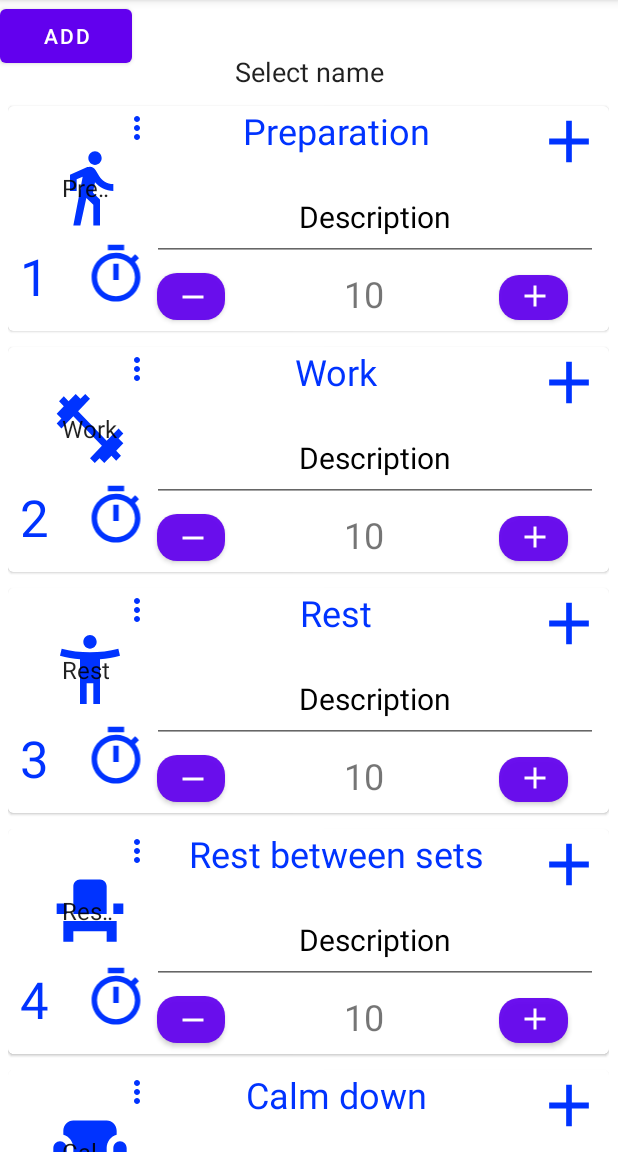
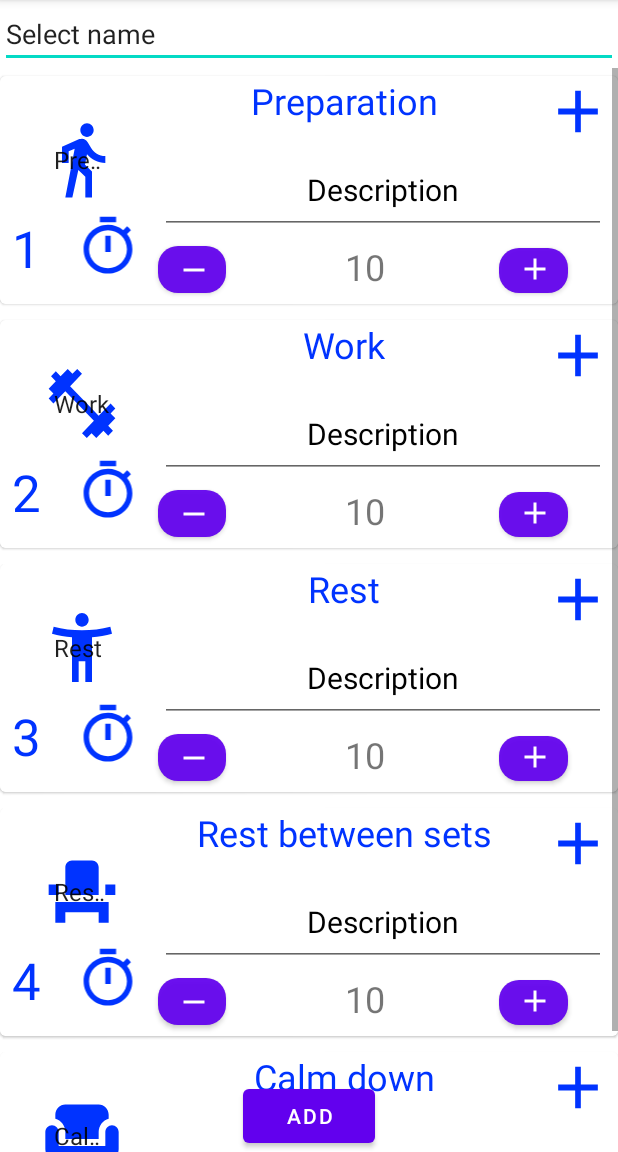
Before and after one commit to Matvey-Makaro/Android, an Android app: the screen it shows after launch (TrainingSettingsActivity), after a tap on "ADD", on a phone screen of 412 x 824 dp, the part 84-1236 px from its top. Run offline under Robolectric (Android 15) with nearby library versions, the phone set to English and light mode, and no system bars; our stand-ins replace Room's generated code.

Commit message:
Final commit.

```diff
--- a/app/src/main/java/com/example/tabatatimer/adapters/IntervalsAdapter.kt
+++ b/app/src/main/java/com/example/tabatatimer/adapters/IntervalsAdapter.kt
@@ -31,7 +31,6 @@ class IntervalsAdapter(
         val description : EditText = view.findViewById(com.example.tabatatimer.R.id.descriptionEditText)
         val curIntervalType : TextView = view.findViewById(com.example.tabatatimer.R.id.curIntervalTypeTextView)
         val addSpinner: Spinner = view.findViewById(com.example.tabatatimer.R.id.addSpinner)
-        val dragView : ImageView = view.findViewById(com.example.tabatatimer.R.id.additionalSpinImageSelect)
         val layout: ConstraintLayout = view.findViewById(com.example.tabatatimer.R.id.intervalConstraintLayout)
     }
 
--- a/app/src/main/java/com/example/tabatatimer/database/models/Training.kt
+++ b/app/src/main/java/com/example/tabatatimer/database/models/Training.kt
@@ -102,7 +102,7 @@ class TrainingWithIntervals(
                 Interval(0, id, TrainingActionType.WORK, 10, "", 2),
                 Interval(0, id, TrainingActionType.REST, 10, "", 3),
                 Interval(0, id, TrainingActionType.REST_BETWEEN_SETS, 10, "", 4),
-                Interval(0, id, TrainingActionType.CALM_DOWN, 0,"", 5)
+                Interval(0, id, TrainingActionType.CALM_DOWN, 10,"", 5)
             )
         }
     }
--- a/app/src/main/res/layout/activity_timer.xml
+++ b/app/src/main/res/layout/activity_timer.xml
@@ -86,7 +86,8 @@
         android:id="@+id/intervalsInTimerRecyclerView"
         android:layout_width="0dp"
         android:layout_height="wrap_content"
-        android:layout_marginTop="400dp"
+        android:layout_marginTop="500dp"
+        android:layout_marginBottom="4dp"
         android:scrollbars="vertical"
         app:layoutManager="LinearLayoutManager"
         app:layout_constraintBottom_toTopOf="@+id/intervalsCountTextView"
@@ -105,10 +106,10 @@
         android:textSize="96sp"
         app:layout_constraintBottom_toTopOf="@+id/intervalsInTimerRecyclerView"
         app:layout_constraintEnd_toEndOf="parent"
-        app:layout_constraintHorizontal_bias="0.498"
+        app:layout_constraintHorizontal_bias="0.468"
         app:layout_constraintStart_toStartOf="parent"
-        app:layout_constraintTop_toBottomOf="@+id/overallLeftTimeTextView"
-        app:layout_constraintVertical_bias="0.0" />
+        app:layout_constraintTop_toBottomOf="@+id/currentIntervalNameTextView"
+        app:layout_constraintVertical_bias="0.39" />
 
     <TextView
         android:id="@+id/currentIntervalNameTextView"
--- a/app/src/main/res/layout/activity_training_settings.xml
+++ b/app/src/main/res/layout/activity_training_settings.xml
@@ -5,39 +5,91 @@
     xmlns:tools="http://schemas.android.com/tools"
     android:layout_width="match_parent"
     android:layout_height="match_parent"
-    tools:context=".TrainingSettingsActivity">
+    tools:context=".MainActivity">
 
-    <EditText
-        android:id="@+id/trainingNameEditText"
-        android:layout_width="wrap_content"
-        android:layout_height="wrap_content"
-        android:inputType="text"
-        android:minHeight="64dp"
-        android:text="Training name"
-        app:layout_constraintBottom_toBottomOf="parent"
-        app:layout_constraintEnd_toEndOf="parent"
-        app:layout_constraintStart_toStartOf="parent"
-        app:layout_constraintTop_toTopOf="parent"
-        app:layout_constraintVertical_bias="0.023"
-        tools:visibility="visible" />
+    <LinearLayout
+        android:id="@+id/linearLayout"
+        android:layout_width="match_parent"
+        android:layout_height="match_parent"
+        android:orientation="vertical">
 
-    <androidx.recyclerview.widget.RecyclerView
-        android:id="@+id/intervalsRecyclerView"
-        android:layout_width="wrap_content"
-        android:layout_height="wrap_content"
-        android:layout_marginTop="130dp"
-        app:layout_constraintBottom_toBottomOf="parent"
-        app:layout_constraintEnd_toEndOf="parent"
-        app:layout_constraintHorizontal_bias="0.498"
-        app:layout_constraintStart_toStartOf="parent"
-        app:layout_constraintTop_toTopOf="parent"
-        app:layout_constraintVertical_bias="0.499" />
+        <EditText
+            android:id="@+id/trainingNameEditText"
+            android:layout_width="match_parent"
+            android:layout_height="wrap_content"
+            android:text="Workout name" />
+
+        <androidx.recyclerview.widget.RecyclerView
+            android:id="@+id/intervalsRecyclerView"
+            android:layout_width="match_parent"
+            android:layout_height="match_parent"
+            android:scrollbars="vertical"
+            app:layoutManager="LinearLayoutManager" />
+    </LinearLayout>
 
     <Button
         android:id="@+id/addIntervalButton"
         android:layout_width="wrap_content"
         android:layout_height="wrap_content"
-        android:text="Add"
-        tools:layout_editor_absoluteX="161dp"
-        tools:layout_editor_absoluteY="667dp" />
+        app:layout_constraintBottom_toBottomOf="parent"
+        app:layout_constraintEnd_toEndOf="parent"
+        app:layout_constraintStart_toStartOf="parent"
+        tools:ignore="SpeakableTextPresentCheck,TouchTargetSizeCheck" />
+
 </androidx.constraintlayout.widget.ConstraintLayout>
+<!--<?xml version="1.0" encoding="utf-8"?>-->
+<!--<androidx.constraintlayout.widget.ConstraintLayout xmlns:android="http://schemas.android.com/apk/res/android"-->
+<!--    android:id="@+id/trainingSettingsConstraintLayout"-->
+<!--    xmlns:app="http://schemas.android.com/apk/res-auto"-->
+<!--    xmlns:tools="http://schemas.android.com/tools"-->
+<!--    android:layout_width="match_parent"-->
+<!--    android:layout_height="match_parent"-->
+<!--    tools:context=".TrainingSettingsActivity">-->
+
+<!--    <EditText-->
+<!--        android:id="@+id/trainingNameEditText"-->
+<!--        android:layout_width="wrap_content"-->
+<!--        android:layout_height="wrap_content"-->
+<!--        android:inputType="text"-->
+<!--        android:minHeight="64dp"-->
+<!--        android:text="Training name"-->
+<!--        app:layout_constraintBottom_toBottomOf="parent"-->
+<!--        app:layout_constraintEnd_toEndOf="parent"-->
+<!--        app:layout_constraintStart_toStartOf="parent"-->
+<!--        app:layout_constraintTop_toTopOf="parent"-->
+<!--        app:layout_constraintVertical_bias="0.023"-->
+<!--        tools:visibility="visible" />-->
+
+<!--    <LinearLayout-->
+<!--        android:layout_width="wrap_content"-->
+<!--        android:layout_height="wrap_content"-->
+<!--        android:orientation="horizontal"-->
+<!--        app:layout_constraintBottom_toBottomOf="parent"-->
+<!--        app:layout_constraintEnd_toEndOf="parent"-->
+<!--        app:layout_constraintStart_toStartOf="parent"-->
+<!--        app:layout_constraintTop_toBottomOf="@+id/trainingNameEditText">-->
+
+<!--        <androidx.recyclerview.widget.RecyclerView-->
+<!--            android:id="@+id/intervalsRecyclerView"-->
+<!--            android:layout_width="wrap_content"-->
+<!--            android:layout_height="wrap_content"-->
+<!--            android:layout_marginTop="130dp"-->
+<!--            app:layout_constraintBottom_toBottomOf="parent"-->
+<!--            app:layout_constraintEnd_toEndOf="parent"-->
+<!--            app:layout_constraintHorizontal_bias="0.498"-->
+<!--            app:layout_constraintStart_toStartOf="parent"-->
+<!--            app:layout_constraintTop_toTopOf="parent"-->
+<!--            app:layout_constraintVertical_bias="0.499" />-->
+
+<!--    </LinearLayout>-->
+
+
+
+<!--    <Button-->
+<!--        android:id="@+id/addIntervalButton"-->
+<!--        android:layout_width="wrap_content"-->
+<!--        android:layout_height="wrap_content"-->
+<!--        android:text="@string/add_btn_text"-->
+<!--        tools:layout_editor_absoluteX="161dp"-->
+<!--        tools:layout_editor_absoluteY="667dp" />-->
+<!--</androidx.constraintlayout.widget.ConstraintLayout>-->
--- a/app/src/main/res/layout/interval_item.xml
+++ b/app/src/main/res/layout/interval_item.xml
@@ -3,7 +3,7 @@
     xmlns:app="http://schemas.android.com/apk/res-auto"
     xmlns:tools="http://schemas.android.com/tools"
     android:layout_width="match_parent"
-    android:layout_height="150dp"
+    android:layout_height="wrap_content"
     android:layout_marginTop="5dp"
     android:layout_marginBottom="5dp"
     app:cardForegroundColor="#00CA2C2C"
@@ -59,20 +59,6 @@
             app:layout_constraintTop_toTopOf="parent"
             app:layout_constraintVertical_bias="1.0"
             app:srcCompat="@drawable/ic_baseline_timer_24" />
-
-        <ImageView
-            android:id="@+id/additionalSpinImageSelect"
-            android:layout_width="wrap_content"
-            android:layout_height="wrap_content"
-            android:layout_marginStart="24dp"
-            android:layout_marginBottom="64dp"
-            app:layout_constraintBottom_toTopOf="@+id/timerImagToIntervalCount"
-            app:layout_constraintEnd_toStartOf="@+id/curIntervalTypeTextView"
-            app:layout_constraintHorizontal_bias="0.0"
-            app:layout_constraintStart_toEndOf="@+id/intervalNumberTextView"
-            app:layout_constraintTop_toTopOf="parent"
-            app:layout_constraintVertical_bias="1.0"
-            app:srcCompat="@drawable/ic_baseline_more_vert_24" />
 
         <TextView
             android:id="@+id/intervalTimeTextView"
```
